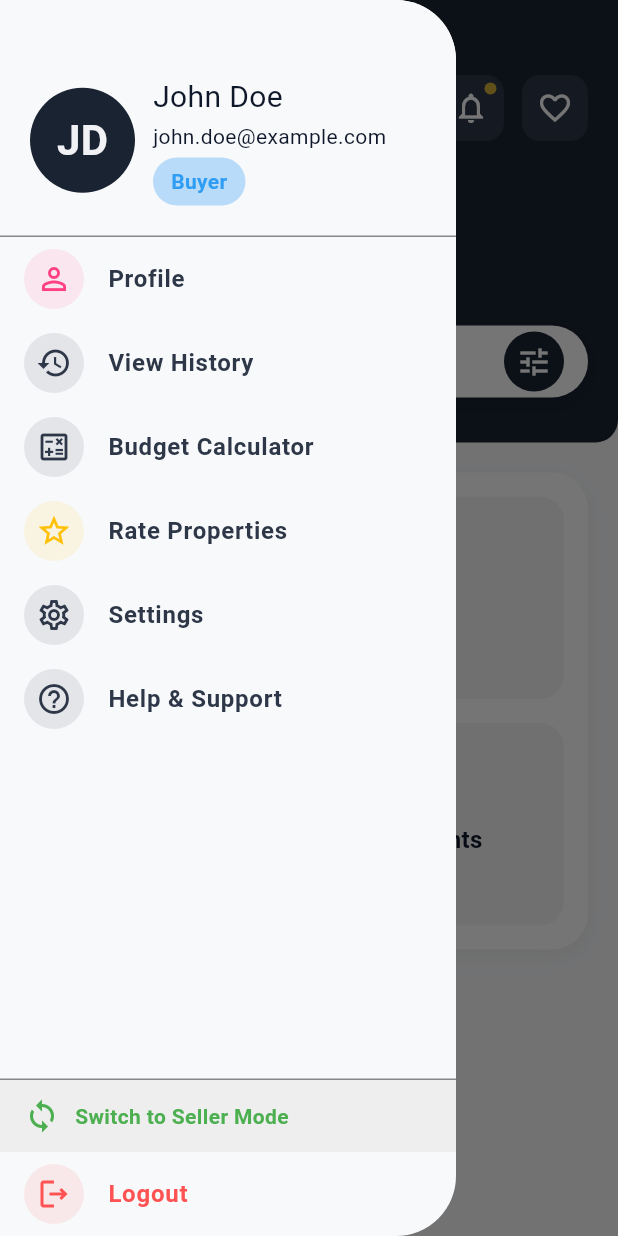
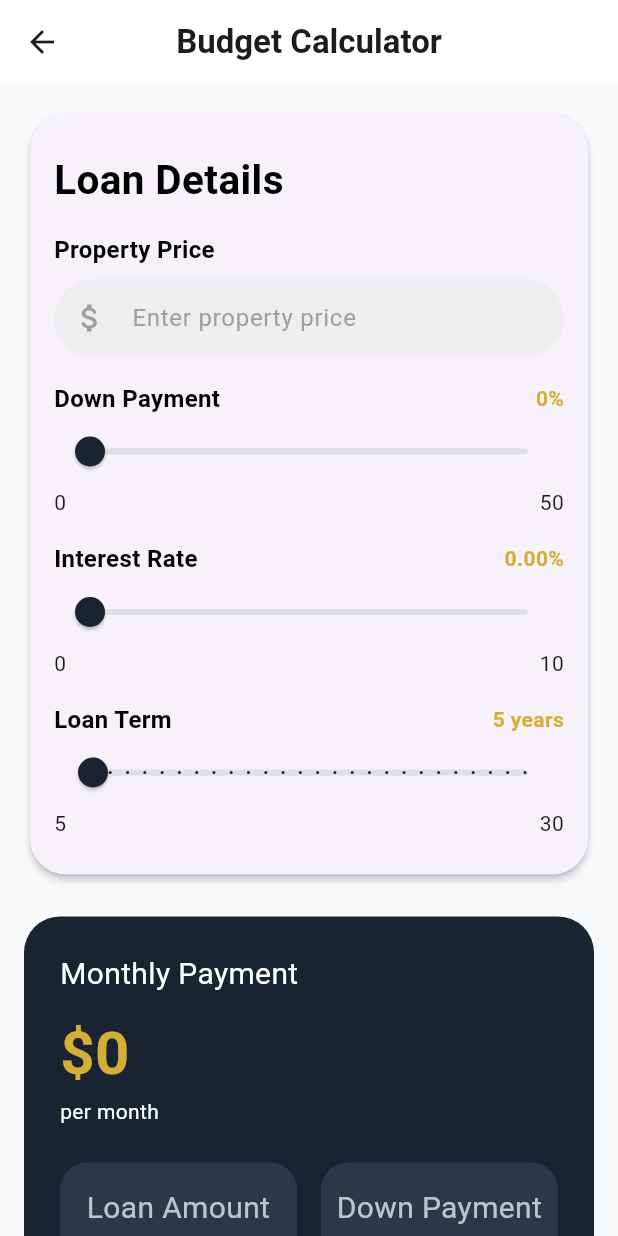
Before and after one commit to nourayman242/Movin, a Flutter app: the BuyerHome screen opened by its route, in the side drawer, after a tap on "Budget Calculator", on a phone screen of 412 x 824 dp. Run offline on Flutter 3.47's test engine with Material 3 defaults, Android fonts, the phone set to English and light mode, and no system bars; our stand-ins replace dio, equatable, flutter_bloc, get_it, injectable, retrofit and 1 more; accounts and stored records are empty; generated files the repository leaves out were written again.

Commit message:
budget_calculator feature

```diff
--- a/lib/data/api_services/client/network_module.dart
+++ b/lib/data/api_services/client/network_module.dart
@@ -7,11 +7,11 @@ import 'package:movin/data/api_services/register_services.dart';
 abstract class NetworkServices {
   @lazySingleton
   Dio get dio {
-    final base =
-        //'http://192.168.1.16:5000';
-        kIsWeb
-        ? 'http://localhost:5000' //chrome
-        : 'http://10.0.2.2:5000'; //emulator
+    final base = 'https://movin-app-production.up.railway.app';
+
+    // kIsWeb
+    // ? 'http://localhost:5000' //chrome
+    // : 'http://10.0.2.2:5000'; //emulator
     final options = BaseOptions(
       baseUrl: base,
       connectTimeout: const Duration(seconds: 60),
--- /dev/null
+++ b/lib/domain/entities/loan_model.dart
@@ -0,0 +1,13 @@
+class LoanModel {
+  final double propertyPrice;
+  final double downPayment;
+  final double interestRate;
+  final int loanTermYears;
+
+  LoanModel({
+    required this.propertyPrice,
+    required this.downPayment,
+    required this.interestRate,
+    required this.loanTermYears,
+  });
+}
--- /dev/null
+++ b/lib/presentation/budget_calculator/managers/bc_bloc/loan_calc_bloc.dart
@@ -0,0 +1,64 @@
+import 'package:flutter_bloc/flutter_bloc.dart';
+import 'package:injectable/injectable.dart';
+import 'package:movin/domain/entities/loan_model.dart';
+import 'package:movin/presentation/budget_calculator/managers/bc_bloc/loan_calc_event.dart';
+import 'package:movin/presentation/budget_calculator/managers/bc_bloc/loan_calc_state.dart';
+
+@injectable
+class LoanCalcBloc extends Bloc<LoanCalcEvent, LoanCalcState> {
+  LoanCalcBloc() : super(LoanCalcState.initial()){
+    on<PropertyPriceChanged>(_onPropertyPriceChanged);
+    on<DownPaymentChanged>(_onDownPaymentChanged);
+    on<InterestRateChanged>(_onInterestRateChanged);
+    on<LoanTermYearsChanged>(_onLoanTermChanged);
+  }
+
+  void _onPropertyPriceChanged(
+      PropertyPriceChanged event, Emitter<LoanCalcState> emit) {
+    final newLoan = LoanModel(
+      propertyPrice: event.propertyPrice,
+      downPayment: state.loan.downPayment,
+      interestRate: state.loan.interestRate,
+      loanTermYears: state.loan.loanTermYears,
+    );
+
+    emit(state.copyWith(loan: newLoan));
+  }
+  void _onDownPaymentChanged(
+      DownPaymentChanged event, Emitter<LoanCalcState> emit) {
+    final newLoan = LoanModel(
+      propertyPrice: state.loan.propertyPrice,
+      downPayment: event.downPayment,
+      interestRate: state.loan.interestRate,
+      loanTermYears: state.loan.loanTermYears,
+    );
+
+    emit(state.copyWith(loan: newLoan));
+  }
+
+  void _onInterestRateChanged(
+      InterestRateChanged event, Emitter<LoanCalcState> emit) {
+    final newLoan = LoanModel(
+      propertyPrice: state.loan.propertyPrice,
+      downPayment: state.loan.downPayment,
+      interestRate: event.interestRate,
+      loanTermYears: state.loan.loanTermYears,
+    );
+
+    emit(state.copyWith(loan: newLoan));
+  }
+
+  void _onLoanTermChanged(
+      LoanTermYearsChanged event, Emitter<LoanCalcState> emit) {
+    final newLoan = LoanModel(
+      propertyPrice: state.loan.propertyPrice,
+      downPayment: state.loan.downPayment,
+      interestRate: state.loan.interestRate,
+      loanTermYears: event.loanTermYears,
+    );
+
+    emit(state.copyWith(loan: newLoan));
+  }
+
+
+}
--- /dev/null
+++ b/lib/presentation/budget_calculator/managers/bc_bloc/loan_calc_event.dart
@@ -0,0 +1,35 @@
+import 'package:equatable/equatable.dart';
+
+class LoanCalcEvent extends Equatable {
+  const LoanCalcEvent();
+
+  @override
+  List<Object> get props => [];
+}
+// 4 Events for updating loan parameters (inputs to the calculator)
+
+class PropertyPriceChanged extends LoanCalcEvent {
+  final double propertyPrice;
+  const PropertyPriceChanged(this.propertyPrice);
+  @override
+  List<Object> get props => [propertyPrice];
+}
+
+class DownPaymentChanged extends LoanCalcEvent {
+  final double downPayment;
+  const DownPaymentChanged(this.downPayment);
+  @override
+  List<Object> get props => [downPayment];
+}
+class InterestRateChanged extends LoanCalcEvent {
+  final double interestRate;
+  const InterestRateChanged(this.interestRate);
+  @override
+  List<Object> get props => [interestRate];
+}
+class LoanTermYearsChanged extends LoanCalcEvent {
+  final int loanTermYears;
+  const LoanTermYearsChanged(this.loanTermYears);
+  @override
+  List<Object> get props => [loanTermYears];
+}
--- /dev/null
+++ b/lib/presentation/budget_calculator/managers/bc_bloc/loan_calc_state.dart
@@ -0,0 +1,102 @@
+import 'package:equatable/equatable.dart';
+import 'package:movin/domain/entities/loan_model.dart';
+import 'dart:math';
+
+class LoanCalcState extends Equatable {
+  final LoanModel loan;
+  final double downPaymentAmount;
+  final double loanAmount;
+  final double monthlyPayment;
+  final double totalInterest;
+  final double totalPayment;
+  final int noOfPayments;
+
+  const LoanCalcState({
+    required this.loan,
+    required this.downPaymentAmount,
+    required this.loanAmount,
+    required this.monthlyPayment,
+    required this.totalInterest,
+    required this.totalPayment,
+    required this.noOfPayments,
+  });
+
+  //initial
+  factory LoanCalcState.initial() {
+    final loan = LoanModel(
+      propertyPrice: 0.0,
+      downPayment: 0.0,
+      interestRate: 0.0,
+      loanTermYears: 5,
+    );
+
+    return LoanCalcState._calculate(loan);
+  }
+
+  //calculated outputs
+  factory LoanCalcState._calculate(LoanModel loan) {
+    final downPaymentAmount = loan.propertyPrice * loan.downPayment / 100;
+    final loanAmount = loan.propertyPrice - downPaymentAmount;
+    final monthlyInterestRate = loan.interestRate / 100 / 12;
+    final numberOfPayments = loan.loanTermYears * 12;
+
+    // initialize outputs with safe defaults
+    double monthlyPayment = 0.0;
+    double totalPayment = 0.0;
+    double totalInterest = 0.0;
+
+    if (numberOfPayments > 0 && loanAmount > 0) {
+      if (monthlyInterestRate == 0) {
+        monthlyPayment = loanAmount / numberOfPayments;
+      } else {
+        // amortization formula
+        final num factor = pow(1 + monthlyInterestRate, numberOfPayments);
+        // guard denominator (factor - 1) in case of numeric edge cases
+        final double denom = factor - 1;
+        if (denom != 0) {
+          monthlyPayment = loanAmount * (monthlyInterestRate * factor) / denom;
+        } else {
+          monthlyPayment = 0.0;
+        }
+      }
+
+      if (!monthlyPayment.isFinite) monthlyPayment = 0.0;
+
+      totalPayment = monthlyPayment * numberOfPayments;
+      totalInterest = totalPayment - loanAmount;
+      if (!totalPayment.isFinite) totalPayment = 0.0;
+      if (!totalInterest.isFinite) totalInterest = 0.0;
+    }
+    // else {
+    //   monthlyPayment = 0.0;
+    //   totalPayment = 0.0;
+    //   totalInterest = 0.0;
+    // }
+
+    return LoanCalcState(
+      loan: loan,
+      downPaymentAmount: downPaymentAmount,
+      loanAmount: loanAmount,
+      monthlyPayment: monthlyPayment,
+      totalPayment: totalPayment,
+      totalInterest: totalInterest,
+      noOfPayments: numberOfPayments,
+    );
+  }
+  // copy with creates a new instance with updated values
+  LoanCalcState copyWith({LoanModel? loan}) {
+    return LoanCalcState._calculate(loan ?? this.loan);
+  }
+
+  // Equatable props to compare instances
+  @override
+  List<Object?> get props => [
+    loan,
+    downPaymentAmount,
+    loanAmount,
+    monthlyPayment,
+    totalInterest,
+    totalPayment,
+    noOfPayments,
+  ];
+}
--- /dev/null
+++ b/lib/presentation/budget_calculator/screens/budget_calculator_screen.dart
@@ -0,0 +1,72 @@
+import 'package:flutter/material.dart';
+import 'package:flutter_bloc/flutter_bloc.dart';
+import 'package:movin/app_theme.dart';
+import 'package:movin/presentation/budget_calculator/managers/bc_bloc/loan_calc_bloc.dart';
+import 'package:get_it/get_it.dart';
+import 'package:movin/presentation/budget_calculator/widgets/input_card.dart';
+import 'package:movin/presentation/budget_calculator/widgets/monthely_payment_card.dart';
+import 'package:movin/presentation/budget_calculator/widgets/payment_break_down_card.dart';
+
+class BudgetCalculatorScreen extends StatelessWidget {
+  BudgetCalculatorScreen({Key? key}) : super(key: key);
+
+  final LoanCalcBloc bloc = GetIt.instance<LoanCalcBloc>();
+
+  @override
+  Widget build(BuildContext context) {
+    return BlocProvider.value(
+      value: bloc,
+      child: Scaffold(
+        backgroundColor: AppColors.background,
+        appBar: AppBar(
+          backgroundColor: AppColors.white,
+          title: const Text('Budget Calculator' , style: TextStyle(
+            fontWeight: FontWeight.bold
+          ),),
+          centerTitle: true,
+        ),
+        body: LayoutBuilder(
+          builder: (context, constraints) {
+            if (constraints.maxWidth > 700) {
+              //large -> horizontal
+              return Padding(
+                padding: const EdgeInsets.all(AppSpacing.large),
+                child: Row(
+                  crossAxisAlignment: CrossAxisAlignment.start,
+                  children: [
+                    Expanded(child: InputsCard()),
+                    const SizedBox(width: AppSpacing.large),
+                    Expanded(
+                      child: Column(
+                        children: const [
+                          MonthlyPaymentCard(),
+                          SizedBox(height: AppSpacing.large),
+                          PaymentBreakdownCard(),
+                        ],
+                      ),
+                    ),
+                  ],
+                ),
+              );
+            } else {
+              //not large like mobile ->vertial
+              return SingleChildScrollView(
+                padding: const EdgeInsets.all(AppSpacing.medium),
+                child: Column(
+                  crossAxisAlignment: CrossAxisAlignment.stretch,
+                  children: const [
+                    InputsCard(),
+                    SizedBox(height: AppSpacing.large),
+                    MonthlyPaymentCard(),
+                    SizedBox(height: AppSpacing.large),
+                    PaymentBreakdownCard(),
+                  ],
+                ),
+              );
+            }
+          },
+        ),
+      ),
+    );
+  }
+}
--- /dev/null
+++ b/lib/presentation/budget_calculator/widgets/input_card.dart
@@ -0,0 +1,64 @@
+import 'package:flutter/material.dart';
+import 'package:flutter_bloc/flutter_bloc.dart';
+import 'package:movin/app_theme.dart';
+import 'package:movin/presentation/budget_calculator/managers/bc_bloc/loan_calc_bloc.dart';
+import 'package:movin/presentation/budget_calculator/managers/bc_bloc/loan_calc_event.dart';
+import 'package:movin/presentation/budget_calculator/widgets/property_price_input.dart';
+import 'package:movin/presentation/budget_calculator/widgets/slider_input.dart';
+
+class InputsCard extends StatelessWidget {
+  const InputsCard({Key? key}) : super(key: key);
+
+  @override
+  Widget build(BuildContext context) {
+    return Card(
+      shape: RoundedRectangleBorder(borderRadius: BorderRadius.circular(24)),
+      elevation: 2,
+      child: Padding(
+        padding: const EdgeInsets.symmetric(
+          vertical: AppSpacing.large,
+          horizontal: AppSpacing.medium,
+        ),
+        child: Column(
+          crossAxisAlignment: CrossAxisAlignment.start,
+          children: [
+            Text('Loan Details', style: AppTextStyles.heading),
+            const SizedBox(height: AppSpacing.medium),
+            PropertyPriceInput(),
+            const SizedBox(height: AppSpacing.medium),
+            SliderInput(
+              label: 'Down Payment',
+              min: 0,
+              max: 50,
+              valueSelector: (state) => state.loan.downPayment,
+              valueFormatter: (v) => '${v.toStringAsFixed(0)}%',
+              onChanged: (context, v) =>
+                  context.read<LoanCalcBloc>().add(DownPaymentChanged(v)),
+            ),
+            const SizedBox(height: AppSpacing.medium),
+            SliderInput(
+              label: 'Interest Rate',
+              min: 0,
+              max: 10,
+              valueSelector: (state) => state.loan.interestRate,
+              valueFormatter: (v) => '${v.toStringAsFixed(2)}%',
+              onChanged: (context, v) =>
+                  context.read<LoanCalcBloc>().add(InterestRateChanged(v)),
+            ),
+            const SizedBox(height: AppSpacing.medium),
+            SliderInput(
+              label: 'Loan Term',
+              min: 5,
+              max: 30,
+              isInt: true,
+              valueSelector: (state) => state.loan.loanTermYears.toDouble(),
+              valueFormatter: (v) => '${v.toInt()} years',
+              onChanged: (context, v) =>
+                  context.read<LoanCalcBloc>().add(LoanTermYearsChanged(v.toInt())),
+            ),
+          ],
+        ),
+      ),
+    );
+  }
+}
--- /dev/null
+++ b/lib/presentation/budget_calculator/widgets/monthely_payment_card.dart
@@ -0,0 +1,85 @@
+import 'package:flutter/material.dart';
+import 'package:flutter_bloc/flutter_bloc.dart';
+import 'package:movin/app_theme.dart';
+import 'package:movin/presentation/budget_calculator/managers/bc_bloc/loan_calc_bloc.dart';
+import 'package:movin/presentation/budget_calculator/managers/bc_bloc/loan_calc_state.dart';
+
+class MonthlyPaymentCard extends StatelessWidget {
+  const MonthlyPaymentCard({Key? key}) : super(key: key);
+
+  String _formatCurrency(double amount) {
+    return '\$${amount.toStringAsFixed(0).replaceAllMapped(RegExp(r'(\d)(?=(\d{3})+(?!\d))'), (m) => '${m[1]},')}';
+  }
+
+  @override
+  Widget build(BuildContext context) {
+    return BlocBuilder<LoanCalcBloc, LoanCalcState>(
+      buildWhen: (previous, current) =>
+          previous.monthlyPayment != current.monthlyPayment ||
+          previous.loanAmount != current.loanAmount ||
+          previous.downPaymentAmount != current.downPaymentAmount,
+      builder: (context, state) {
+        return Container(
+          decoration: BoxDecoration(
+            color: AppColors.primaryNavy,
+            borderRadius: BorderRadius.circular(24),
+          ),
+          padding: const EdgeInsets.all(AppSpacing.large),
+          child: Column(
+            crossAxisAlignment: CrossAxisAlignment.start,
+            children: [
+              Text('Monthly Payment',
+                  style: AppTextStyles.subHeading.copyWith(color: AppColors.white)),
+              const SizedBox(height: 10),
+              Text(
+                _formatCurrency(state.monthlyPayment),
+                style: TextStyle(
+                  fontSize: 40,
+                  color: AppColors.gold,
+                  fontWeight: FontWeight.bold,
+                ),
+              ),
+              Text('per month',
+                  style: AppTextStyles.smallText.copyWith(color: AppColors.white)),
+              const SizedBox(height: AppSpacing.large),
+              Row(
+                children: [
+                  _infoBox('Loan Amount', _formatCurrency(state.loanAmount)),
+                  const SizedBox(width: AppSpacing.medium),
+                  _infoBox('Down Payment', _formatCurrency(state.downPaymentAmount)),
+                ],
+              )
+            ],
+          ),
+        );
+      },
+    );
+  }
+
+  Widget _infoBox(String title, String value) {
+    return Expanded(
+      child: Container(
+        padding: const EdgeInsets.symmetric(vertical: 16, horizontal: 10),
+        decoration: BoxDecoration(
+          color: AppColors.navyLight,
+          borderRadius: BorderRadius.circular(18),
+        ),
+        child: Column(
+          children: [
+            Text(
+              title,
+              style: AppTextStyles.subHeading.copyWith(color: Colors.white70),
+              textAlign: TextAlign.center,
+            ),
+            const SizedBox(height: 8),
+            Text(
+              value,
+              style: AppTextStyles.heading.copyWith(color: Colors.white),
+              textAlign: TextAlign.center,
+            ),
+          ],
+        ),
+      ),
+    );
+  }
+}
--- /dev/null
+++ b/lib/presentation/budget_calculator/widgets/payment_break_down_card.dart
@@ -0,0 +1,77 @@
+import 'package:flutter/material.dart';
+import 'package:flutter_bloc/flutter_bloc.dart';
+import 'package:movin/app_theme.dart';
+import 'package:movin/presentation/budget_calculator/managers/bc_bloc/loan_calc_bloc.dart';
+import 'package:movin/presentation/budget_calculator/managers/bc_bloc/loan_calc_state.dart';
+
+class PaymentBreakdownCard extends StatelessWidget {
+  const PaymentBreakdownCard({Key? key}) : super(key: key);
+
+  String _formatCurrency(double amount) {
+    return '\$${amount.toStringAsFixed(0).replaceAllMapped(RegExp(r'(\d)(?=(\d{3})+(?!\d))'), (m) => '${m[1]},')}';
+  }
+
+  @override
+  Widget build(BuildContext context) {
+    return BlocBuilder<LoanCalcBloc, LoanCalcState>(
+      buildWhen: (prev, curr) =>
+          prev.totalPayment != curr.totalPayment ||
+          prev.totalInterest != curr.totalInterest ||
+          prev.noOfPayments != curr.noOfPayments,
+      builder: (context, state) {
+        return Card(
+          shape: RoundedRectangleBorder(borderRadius: BorderRadius.circular(24)),
+          child: Padding(
+            padding: const EdgeInsets.all(AppSpacing.large),
+            child: Column(
+              crossAxisAlignment: CrossAxisAlignment.start,
+              children: [
+                Text('Payment Breakdown', style: AppTextStyles.heading),
+                const SizedBox(height: AppSpacing.medium),
+                _breakdownRow(
+                  icon: Icons.attach_money,
+                  color: Colors.blue.shade300,
+                  label: 'Total Payment',
+                  value: _formatCurrency(state.totalPayment),
+                ),
+                const SizedBox(height: AppSpacing.medium),
+                _breakdownRow(
+                  icon: Icons.percent,
+                  color: Colors.orange.shade300,
+                  label: 'Total Interest',
+                  value: _formatCurrency(state.totalInterest),
+                ),
+                const SizedBox(height: AppSpacing.medium),
+                _breakdownRow(
+                  icon: Icons.calendar_today,
+                  color: Colors.green.shade300,
+                  label: 'Number of Payments',
+                  value: '${state.noOfPayments} months',
+                ),
+              ],
+            ),
+          ),
+        );
+      },
+    );
+  }
+
+  Widget _breakdownRow({
+    required IconData icon,
+    required Color color,
+    required String label,
+    required String value,
+  }) {
+    return Row(
+      children: [
+        CircleAvatar(backgroundColor: color, child: Icon(icon, color: Colors.white)),
+        const SizedBox(width: 12),
+        Expanded(child: Text(label, style: AppTextStyles.subHeading)),
+        Text(
+          value,
+          style: AppTextStyles.label,
+        )
+      ],
+    );
+  }
+}
--- /dev/null
+++ b/lib/presentation/budget_calculator/widgets/property_price_input.dart
@@ -0,0 +1,102 @@
+import 'dart:async';
+
+import 'package:flutter/material.dart';
+import 'package:flutter_bloc/flutter_bloc.dart';
+import 'package:movin/app_theme.dart';
+import 'package:movin/presentation/budget_calculator/managers/bc_bloc/loan_calc_bloc.dart';
+import 'package:movin/presentation/budget_calculator/managers/bc_bloc/loan_calc_event.dart';
+
+class PropertyPriceInput extends StatefulWidget {
+  const PropertyPriceInput({super.key});
+
+  @override
+  State<PropertyPriceInput> createState() => _PropertyPriceInputState();
+}
+
+class _PropertyPriceInputState extends State<PropertyPriceInput> {
+  late TextEditingController _controller;
+  Timer? _debounce;
+
+  @override
+  void initState() {
+    super.initState();
+    final loanPrice = context
+        .read<LoanCalcBloc>()
+        .state
+        .loan
+        .propertyPrice
+        .toInt();
+    _controller = TextEditingController(
+      text: loanPrice > 0 ? loanPrice.toString() : '',
+    );
+  }
+
+  @override
+  void didChangeDependencies() {
+    super.didChangeDependencies();
+    // update text controller
+    final loanPrice = context
+        .read<LoanCalcBloc>()
+        .state
+        .loan
+        .propertyPrice
+        .toInt();
+
+    if (loanPrice > 0) {
+      _controller.text = loanPrice.toString();
+    } else {
+      _controller.text = '';
+    }
+    // if (_controller.text != loanPrice.toString()) {
+    //   _controller.text = loanPrice.toString();
+    // }
+  }
+
+  @override
+  void dispose() {
+    _debounce?.cancel();
+    _controller.dispose();
+    super.dispose();
+  }
+
+  void _onChanged(String value) {
+    _debounce?.cancel();
+
+    _debounce = Timer(const Duration(milliseconds: 300), () {
+      final parsed = double.tryParse(value.replaceAll(',', '')) ?? 0.0;
+      final double clamped = parsed.clamp(0, double.infinity);
+
+      context.read<LoanCalcBloc>().add(PropertyPriceChanged(clamped));
+    });
+  }
+
+  @override
+  Widget build(BuildContext context) {
+    return Column(
+      crossAxisAlignment: CrossAxisAlignment.start,
+      children: [
+        Text('Property Price', style: AppTextStyles.label),
+        const SizedBox(height: 8),
+        TextField(
+          controller: _controller,
+          keyboardType: TextInputType.number,
+          decoration: AppInputDecoration.rounded(
+            hintText: 'Enter property price',
+            prefixIcon: Icons.attach_money,
+          ),
+          onChanged: _onChanged,
+          onEditingComplete: () {
+            _debounce?.cancel();
+            final parsed =
+                double.tryParse(_controller.text.replaceAll(',', '')) ?? 0.0;
+            context.read<LoanCalcBloc>().add(
+              PropertyPriceChanged(parsed.clamp(0, double.infinity)),
+            );
+            // hide keyboard
+            FocusScope.of(context).unfocus();
+          },
+        ),
+      ],
+    );
+  }
+}
--- /dev/null
+++ b/lib/presentation/budget_calculator/widgets/slider_input.dart
@@ -0,0 +1,69 @@
+import 'package:flutter/material.dart';
+import 'package:movin/app_theme.dart';
+import 'package:movin/presentation/budget_calculator/managers/bc_bloc/loan_calc_state.dart';
+import 'package:flutter_bloc/flutter_bloc.dart';
+import 'package:movin/presentation/budget_calculator/managers/bc_bloc/loan_calc_bloc.dart';
+
+typedef ValueSelector = double Function(LoanCalcState state);
+typedef ValueFormatter = String Function(double value);
+typedef SliderChanged = void Function(BuildContext context, double value);
+
+class SliderInput extends StatelessWidget {
+  final String label;
+  final double min;
+  final double max;
+  final bool isInt;
+  final ValueSelector valueSelector;
+  final ValueFormatter valueFormatter;
+  final SliderChanged onChanged;
+
+  const SliderInput({
+    Key? key,
+    required this.label,
+    required this.min,
+    required this.max,
+    this.isInt = false,
+    required this.valueSelector,
+    required this.valueFormatter,
+    required this.onChanged,
+  }) : super(key: key);
+
+  @override
+  Widget build(BuildContext context) {
+    return BlocBuilder<LoanCalcBloc, LoanCalcState>(
+      buildWhen: (prev, curr) =>
+          valueSelector(prev) != valueSelector(curr),
+      builder: (context, state) {
+        final currentValue = valueSelector(state);
+        return Column(
+          crossAxisAlignment: CrossAxisAlignment.start,
+          children: [
+            Row(
+              children: [
+                Text(label, style: AppTextStyles.label),
+                const Spacer(),
+                Text(valueFormatter(currentValue), style: TextStyle(color: AppColors.gold, fontWeight: FontWeight.bold)),
+              ],
+            ),
+            Slider(
+              min: min,
+              max: max,
+              divisions: isInt ? (max - min).toInt() : null,
+              value: currentValue.clamp(min, max),
+              activeColor: AppColors.primaryNavy,
+              inactiveColor: Colors.grey.shade300,
+              onChanged: (value) => onChanged(context, value),
+            ),
+            Row(
+              mainAxisAlignment: MainAxisAlignment.spaceBetween,
+              children: [
+                Text(isInt ? min.toInt().toString() : min.toStringAsFixed(0)),
+                Text(isInt ? max.toInt().toString() : max.toStringAsFixed(0)),
+              ],
+            )
+          ],
+        );
+      },
+    );
+  }
+}
--- a/lib/presentation/home/widgets/custom_drawer.dart
+++ b/lib/presentation/home/widgets/custom_drawer.dart
@@ -1,5 +1,6 @@
 import 'package:flutter/material.dart';
 import 'package:movin/app_theme.dart';
+import 'package:movin/presentation/budget_calculator/screens/budget_calculator_screen.dart';
 import 'package:movin/presentation/home/inner_pages/profile_page.dart';
 import 'package:movin/presentation/home/inner_pages/rate_properties_page.dart';
 import 'package:movin/presentation/home/inner_pages/settings_page.dart';
@@ -52,7 +53,14 @@ class CustomDrawer extends StatelessWidget {
                       icon: Icons.calculate_outlined,
                       text: 'Budget Calculator',
                       color: AppColors.navyLight,
-                      onTap: () {},
+                      onTap: () {
+                        Navigator.push(
+                          context,
+                          MaterialPageRoute(
+                            builder: (_) => BudgetCalculatorScreen(),
+                          ),
+                        );
+                      },
                     ),
                     DrawerItem(
                       icon: Icons.star_outline,
--- a/pubspec.yaml
+++ b/pubspec.yaml
@@ -36,6 +36,8 @@ dependencies:
   dio: ^5.8.0+1
   retrofit: ^4.0.1
   json_annotation: ^4.8.1
+  flutter_bloc: ^8.1.2
+  equatable: ^2.0.5
   # The following adds the Cupertino Icons font to your application.
   # Use with the CupertinoIcons class for iOS style icons.
   cupertino_icons: ^1.0.8
```
Also changed, not shown: lib/data_injection/getIt/service_locator.config.dart, pubspec.lock.
